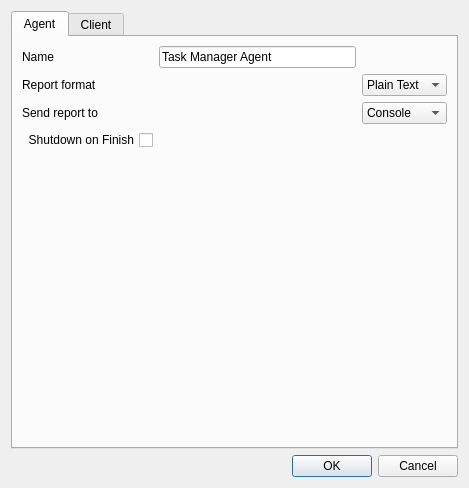
MickaelOnTheWave/GuimicK, file ConfigurationEditingTool/src/settingsdialog.ui: the form before one commit.
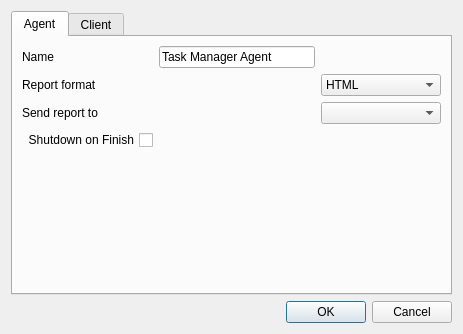
The form after the commit. The open tabs and pages were chosen to show the change. Custom widgets are drawn as their Qt base class.

Commit message: Hid development features of client version. Removed mode tag from restricted version on About dialog.

What changed in the file:
```diff
--- a/ConfigurationEditingTool/src/settingsdialog.ui
+++ b/ConfigurationEditingTool/src/settingsdialog.ui
@@ -6,8 +6,8 @@
    <rect>
     <x>0</x>
     <y>0</y>
-    <width>469</width>
-    <height>488</height>
+    <width>463</width>
+    <height>334</height>
    </rect>
   </property>
   <property name="windowTitle">
@@ -33,6 +33,12 @@
        </item>
        <item row="0" column="2">
         <widget class="QLineEdit" name="agentNameEdit">
+         <property name="minimumSize">
+          <size>
+           <width>150</width>
+           <height>0</height>
+          </size>
+         </property>
          <property name="text">
           <string>Task Manager Agent</string>
          </property>
@@ -47,6 +53,21 @@
        </item>
        <item row="1" column="3">
         <widget class="QComboBox" name="reportFormatBox">
+         <property name="sizePolicy">
+          <sizepolicy hsizetype="Maximum" vsizetype="Fixed">
+           <horstretch>0</horstretch>
+           <verstretch>0</verstretch>
+          </sizepolicy>
+         </property>
+         <property name="minimumSize">
+          <size>
+           <width>120</width>
+           <height>0</height>
+          </size>
+         </property>
+         <property name="currentIndex">
+          <number>1</number>
+         </property>
          <item>
           <property name="text">
            <string>Plain Text</string>
@@ -68,21 +89,18 @@
        </item>
        <item row="2" column="3">
         <widget class="QComboBox" name="reportDispatchBox">
-         <item>
-          <property name="text">
-           <string>Console</string>
-          </property>
-         </item>
-         <item>
-          <property name="text">
-           <string>Email</string>
-          </property>
-         </item>
-         <item>
-          <property name="text">
-           <string>Local files</string>
-          </property>
-         </item>
+         <property name="sizePolicy">
+          <sizepolicy hsizetype="Maximum" vsizetype="Fixed">
+           <horstretch>0</horstretch>
+           <verstretch>0</verstretch>
+          </sizepolicy>
+         </property>
+         <property name="minimumSize">
+          <size>
+           <width>120</width>
+           <height>0</height>
+          </size>
+         </property>
         </widget>
        </item>
        <item row="3" column="0" colspan="2">
@@ -100,10 +118,53 @@
        </item>
        <item row="5" column="0" colspan="4">
         <widget class="QStackedWidget" name="dispatcherWidget">
+         <property name="sizePolicy">
+          <sizepolicy hsizetype="Preferred" vsizetype="Minimum">
+           <horstretch>0</horstretch>
+           <verstretch>0</verstretch>
+          </sizepolicy>
+         </property>
+         <property name="minimumSize">
+          <size>
+           <width>0</width>
+           <height>60</height>
+          </size>
+         </property>
          <property name="currentIndex">
           <number>0</number>
          </property>
-         <widget class="QWidget" name="emptyPage"/>
+         <widget class="QWidget" name="filePage">
+          <property name="sizePolicy">
+           <sizepolicy hsizetype="Preferred" vsizetype="Minimum">
+            <horstretch>0</horstretch>
+            <verstretch>0</verstretch>
+           </sizepolicy>
+          </property>
+          <property name="minimumSize">
+           <size>
+            <width>0</width>
+            <height>60</height>
+           </size>
+          </property>
+          <layout class="QGridLayout" name="gridLayout">
+           <item row="0" column="0">
+            <widget class="PathSelectionControl" name="reportFolderWidget" native="true">
+             <property name="sizePolicy">
+              <sizepolicy hsizetype="Preferred" vsizetype="Minimum">
+               <horstretch>0</horstretch>
+               <verstretch>0</verstretch>
+              </sizepolicy>
+             </property>
+             <property name="minimumSize">
+              <size>
+               <width>0</width>
+               <height>40</height>
+              </size>
+             </property>
+            </widget>
+           </item>
+          </layout>
+         </widget>
          <widget class="QWidget" name="emailPage">
           <layout class="QGridLayout" name="gridLayout_4">
            <item row="1" column="2">
@@ -204,13 +265,7 @@
            </item>
           </layout>
          </widget>
-         <widget class="QWidget" name="filePage">
-          <layout class="QGridLayout" name="gridLayout">
-           <item row="0" column="0">
-            <widget class="PathSelectionControl" name="reportFolderWidget" native="true"/>
-           </item>
-          </layout>
-         </widget>
+         <widget class="QWidget" name="emptyPage"/>
         </widget>
        </item>
        <item row="6" column="1" colspan="2">
```
Left out of the diff: 13 changed lines with no effect on the pictures. The commit also changes 4 other files.
